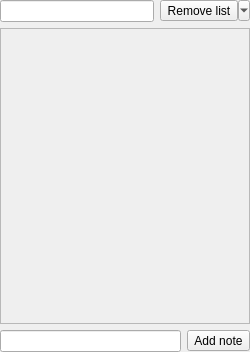
Qt form notelist.ui (Tunous/KanaNotes) before a commit.
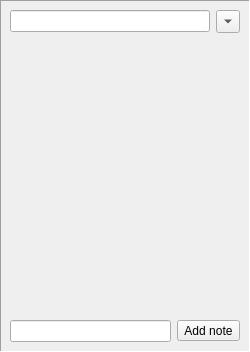
The same form after that commit. Icons and pictures are not drawn.

Commit message: Change look of note list

Patch:
```diff
--- a/notelist.ui
+++ b/notelist.ui
@@ -39,6 +39,15 @@
     <number>0</number>
    </property>
    <item>
+    <widget class="QFrame" name="frame">
+     <property name="frameShape">
+      <enum>QFrame::Panel</enum>
+     </property>
+     <property name="frameShadow">
+      <enum>QFrame::Sunken</enum>
+     </property>
+     <layout class="QVBoxLayout" name="verticalLayout_3">
+      <item>
     <layout class="QHBoxLayout" name="horizontalLayout">
      <item>
       <widget class="QLineEdit" name="nameInput"/>
@@ -52,14 +61,10 @@
         </sizepolicy>
        </property>
        <property name="text">
-        <string>Remove list</string>
-       </property>
-       <property name="icon">
-        <iconset theme="remove">
-         <normaloff>.</normaloff>.</iconset>
+           <string>...</string>
        </property>
        <property name="popupMode">
-        <enum>QToolButton::MenuButtonPopup</enum>
+           <enum>QToolButton::InstantPopup</enum>
        </property>
        <property name="toolButtonStyle">
         <enum>Qt::ToolButtonIconOnly</enum>
@@ -67,12 +72,18 @@
        <property name="autoRaise">
         <bool>false</bool>
        </property>
+          <property name="arrowType">
+           <enum>Qt::DownArrow</enum>
+          </property>
       </widget>
      </item>
     </layout>
    </item>
    <item>
     <widget class="QScrollArea" name="scrollArea">
+        <property name="frameShape">
+         <enum>QFrame::NoFrame</enum>
+        </property>
      <property name="widgetResizable">
       <bool>true</bool>
      </property>
@@ -81,8 +92,8 @@
        <rect>
         <x>0</x>
         <y>0</y>
-        <width>246</width>
-        <height>266</height>
+           <width>236</width>
+           <height>256</height>
        </rect>
       </property>
       <layout class="QVBoxLayout" name="verticalLayout_2">
@@ -120,7 +131,10 @@
     </layout>
    </item>
   </layout>
-  <action name="actionRemoveList">
+    </widget>
+   </item>
+  </layout>
+  <action name="actionRemove">
    <property name="icon">
     <iconset theme="remove">
      <normaloff>.</normaloff>.</iconset>
```
Left out of the diff: 17 changed lines with no effect on the pictures. Lines whose indentation alone changed are shown as unchanged. The commit also changes 3 other files.
